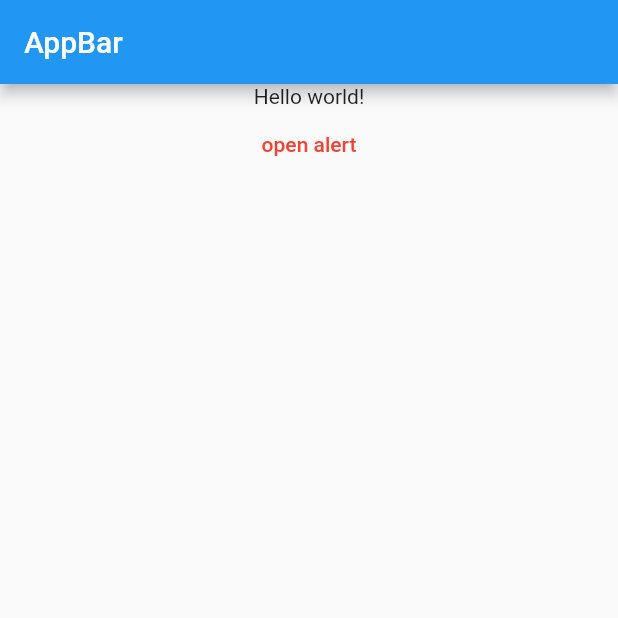
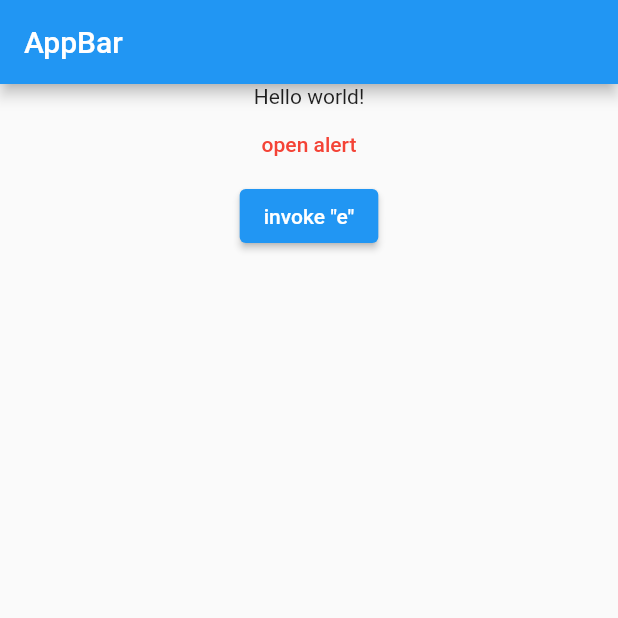
Before and after one commit to Helen-dc/family_tree, a Flutter app: the screen it shows after launch, on a phone screen of 412 x 824 dp, the top half of it. Run offline on Flutter 3.47's test engine with Material 2 defaults, Android fonts, the phone set to English and light mode, and no system bars.

Commit message:
Добавлена кнопка, печатающая в терминал "e".

```diff
--- a/lib/main.dart
+++ b/lib/main.dart
@@ -36,6 +36,12 @@ class MyBody extends StatelessWidget {
               ),
             ),
           ),
+          ElevatedButton(
+            onPressed: () {
+              print('e');
+            },
+            child: const Text('invoke "e"'),
+          ),
         ],
       ),
     );
```
